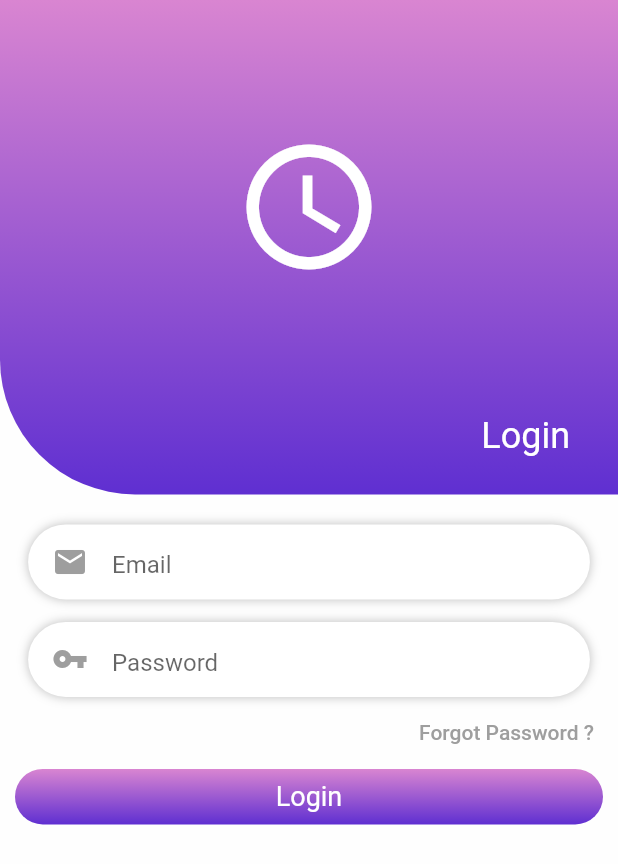
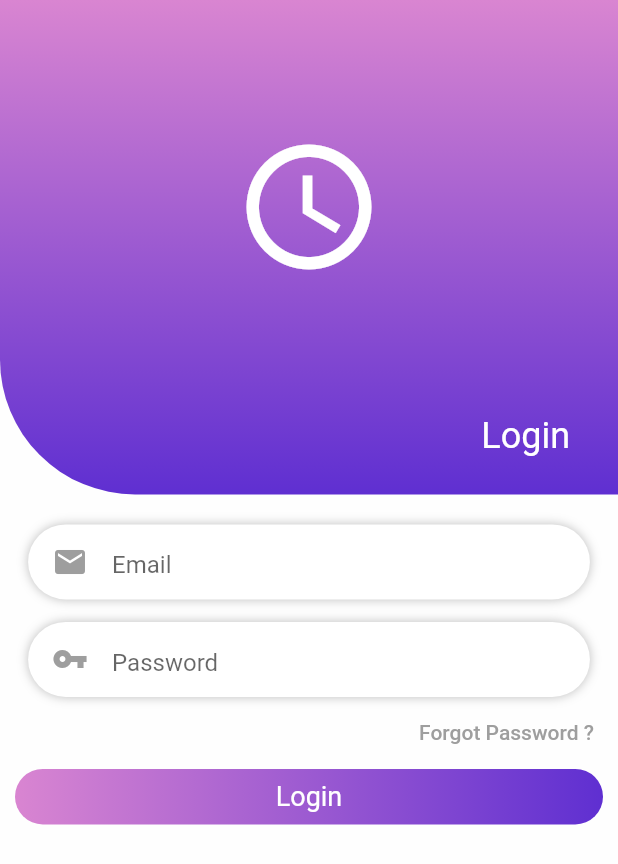
Before and after one commit to anwarabdullahn/saku-mobile, a Flutter app: the screen it shows after launch, on a phone screen of 412 x 824 dp. Shown: the top 864 px of the screen. Run offline on Flutter 3.47's test engine with Material 2 defaults, Android fonts, the phone set to English and light mode, and no system bars.

Commit message:
change gradient directions

```diff
--- a/lib/main.dart
+++ b/lib/main.dart
@@ -10,7 +10,7 @@ class MyApp extends StatelessWidget {
     return MaterialApp(
       title: 'Flutter Demo',
       theme: ThemeData(
-        primarySwatch: Colors.deepPurple,
+        primarySwatch: Colors.teal,
       ),
       routes: {'/': (BuildContext context) => LoginPage()},
     );
--- a/lib/pages/LoginPage.dart
+++ b/lib/pages/LoginPage.dart
@@ -90,8 +90,8 @@ class _LoginPage extends State<LoginPage> {
                 decoration: BoxDecoration(
                   borderRadius: BorderRadius.all(Radius.circular(40)),
                   gradient: LinearGradient(
-                    begin: Alignment.topCenter,
-                    end: Alignment.bottomCenter,
+                    begin: Alignment.centerLeft,
+                    end: Alignment.centerRight,
                     colors: [
                       Color(0xFFD985D1),
                       Color(0xFF5F2FD1),
```
